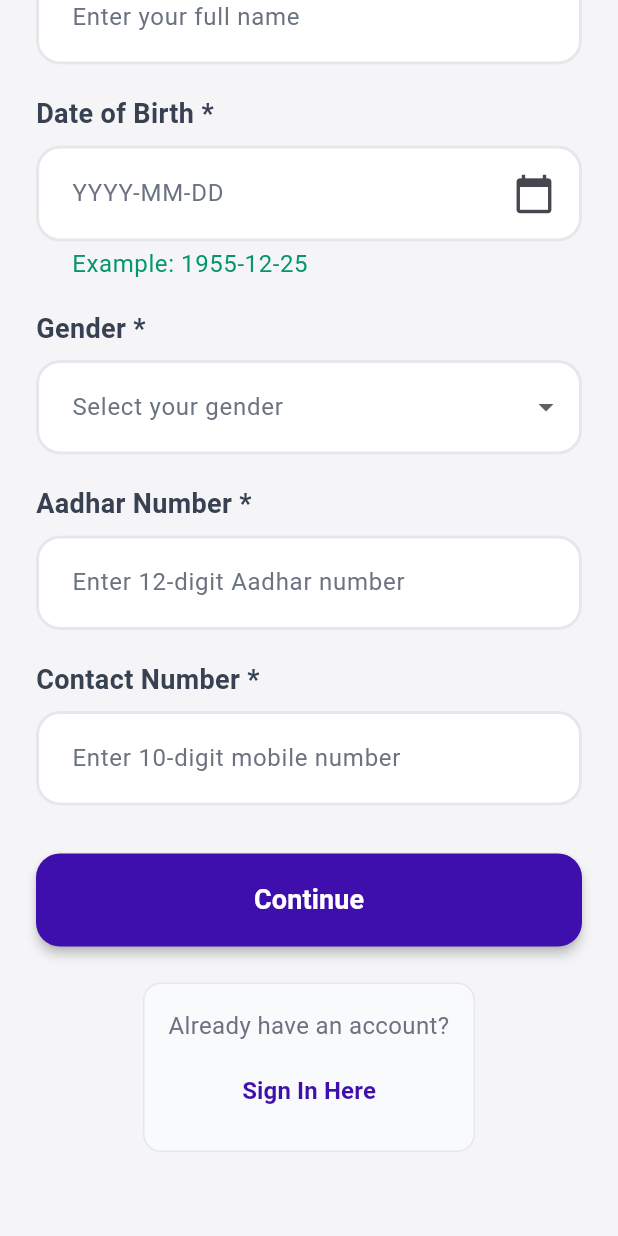
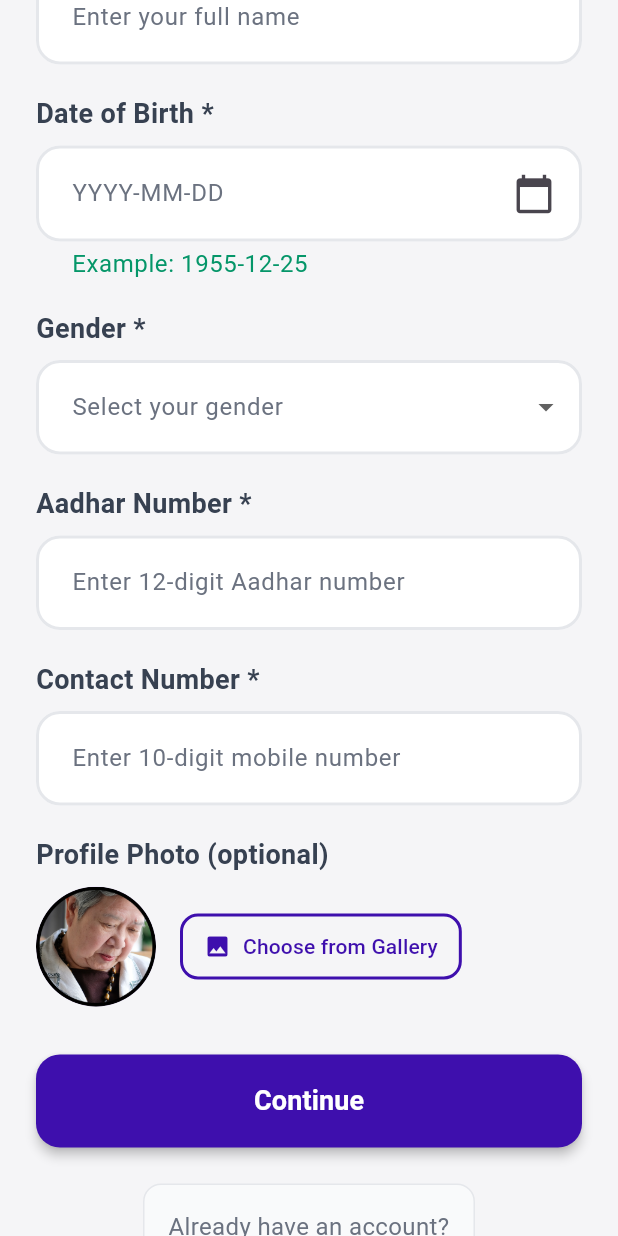
Before and after one commit to hellodeveloper7854/senior-citzen-app, a Flutter app: the SignupScreen screen opened directly, scrolled down 557 dp, on a phone screen of 412 x 824 dp. Run offline on Flutter 3.47's test engine with Material 3 defaults, Android fonts, the phone set to English and light mode, and no system bars; our stand-ins replace image_picker, shared_preferences, supabase_flutter; accounts and stored records are empty.

Commit message:
profile phtoo

```diff
--- a/lib/screens/signup_screen.dart
+++ b/lib/screens/signup_screen.dart
@@ -1,5 +1,7 @@
 import 'package:flutter/material.dart';
 import 'package:flutter/services.dart';
+import 'dart:io';
+import 'package:image_picker/image_picker.dart';
 import '../services/supabase_service.dart';
 import 'under_verification_screen.dart';
 import 'login_screen.dart';
@@ -38,6 +40,10 @@ class SignupScreenState extends State<SignupScreen> {
   final TextEditingController _confirmPasswordController = TextEditingController();
 
   final SupabaseService _supabaseService = SupabaseService();
+
+  // Optional profile image
+  final ImagePicker _imagePicker = ImagePicker();
+  XFile? _pickedImage;
 
   final List<String> _genders = ['Male', 'Female', 'Other'];
   final List<String> _maritalStatuses = ['Married', 'Unmarried', 'Divorced', 'Widowed'];
@@ -142,6 +148,18 @@ class SignupScreenState extends State<SignupScreen> {
     }
   }
 
+  Future<void> _pickImage() async {
+    final XFile? image = await _imagePicker.pickImage(
+      source: ImageSource.gallery,
+      imageQuality: 80,
+    );
+    if (image != null) {
+      setState(() {
+        _pickedImage = image;
+      });
+    }
+  }
+
   Widget _buildStepContent() {
     switch (_currentStep) {
       case 0:
@@ -238,6 +256,34 @@ class SignupScreenState extends State<SignupScreen> {
                 contentPadding: EdgeInsets.symmetric(horizontal: 20, vertical: 18),
               ),
               keyboardType: TextInputType.phone,
+            ),
+            const SizedBox(height: 20),
+
+            const Text('Profile Photo (optional)',
+              style: TextStyle(fontSize: 18, fontWeight: FontWeight.w600, color: Color(0xFF374151))),
+            const SizedBox(height: 8),
+
+            Row(
+              children: [
+                CircleAvatar(
+                  radius: 40,
+                  backgroundImage: _pickedImage != null
+                      ? FileImage(File(_pickedImage!.path))
+                      : const AssetImage('assets/Ellipse.png') as ImageProvider,
+                ),
+                const SizedBox(width: 16),
+                OutlinedButton.icon(
+                  onPressed: _pickImage,
+                  icon: const Icon(Icons.photo),
+                  label: const Text('Choose from Gallery'),
+                  style: OutlinedButton.styleFrom(
+                    foregroundColor: const Color(0xFF3E0FAD),
+                    side: const BorderSide(color: Color(0xFF3E0FAD), width: 2),
+                    shape: RoundedRectangleBorder(borderRadius: BorderRadius.circular(12)),
+                    padding: const EdgeInsets.symmetric(horizontal: 16, vertical: 12),
+                  ),
+                ),
+              ],
             ),
           ],
         );
@@ -848,6 +894,20 @@ class SignupScreenState extends State<SignupScreen> {
         _contactNumberController.text,
       );
 
+      // Optional: upload profile photo if user selected one
+      String? profilePhotoUrl;
+      if (_pickedImage != null) {
+        try {
+          final file = File(_pickedImage!.path);
+          profilePhotoUrl = await _supabaseService.uploadProfilePhoto(
+            file,
+            _contactNumberController.text,
+          );
+        } catch (_) {
+          // Silent failure - keep it optional
+        }
+      }
+
       // Prepare profile data
       Map<String, dynamic> profileData = {
         'full_name': _fullNameController.text,
@@ -870,6 +930,7 @@ class SignupScreenState extends State<SignupScreen> {
         'medical_conditions': _selectedMedicalConditions,
         'other_medical_conditions': _otherMedicalController.text,
         'blood_group': _selectedBloodGroup,
+        'profile_photo_url': profilePhotoUrl,
       };
 
       await _supabaseService.insertUserProfile(profileData);
--- a/pubspec.yaml
+++ b/pubspec.yaml
@@ -40,6 +40,8 @@ dependencies:
   flutter_native_splash: ^2.4.0
   supabase_flutter: ^2.5.0
   url_launcher: ^6.2.6
+  image_picker: ^1.0.7
+  shared_preferences: ^2.2.2
 
 dev_dependencies:
   flutter_test:
```
Also changed, not shown: lib/screens/dashboard_screen.dart (+7 -2 lines), lib/services/supabase_service.dart (+24 -0 lines), pubspec.lock, 8 other files.
